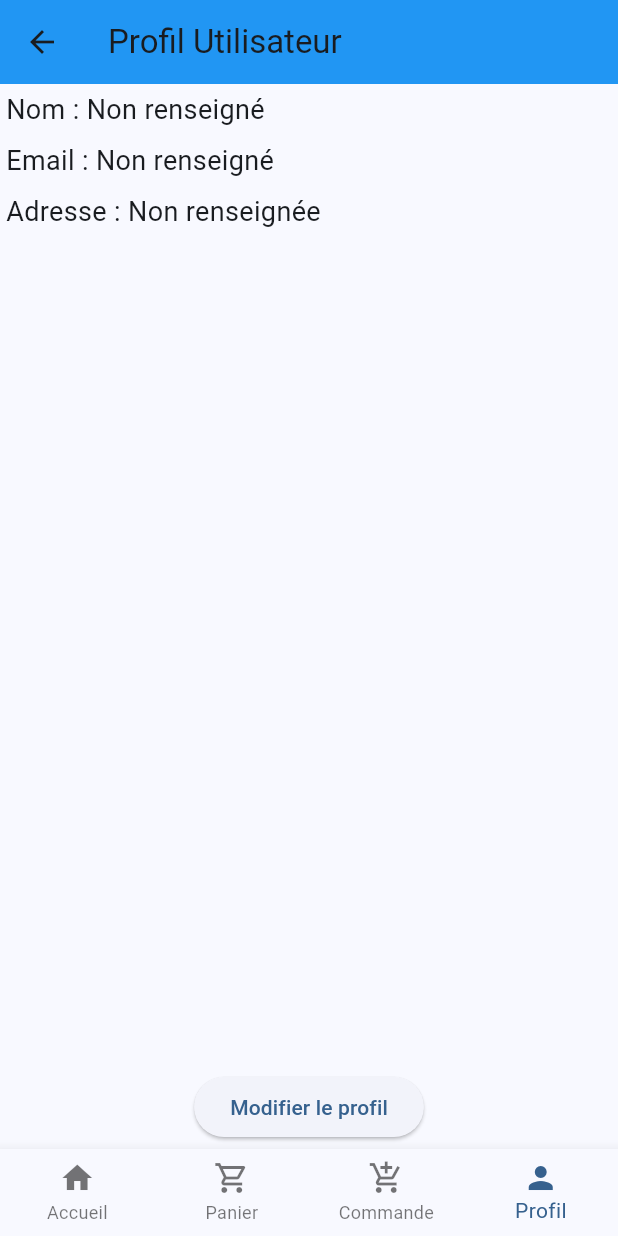
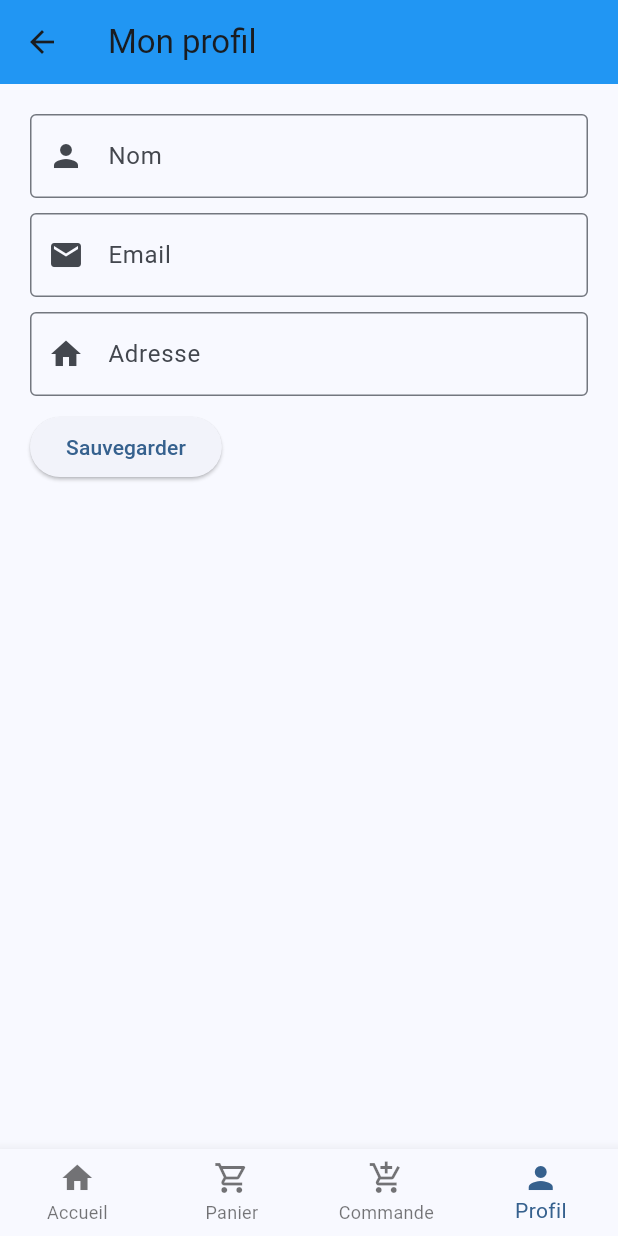
Before and after one commit to amandine18/Pizzeria, a Flutter app: the UserProfilPage screen opened by its route, on a phone screen of 412 x 824 dp. Run offline on Flutter 3.47's test engine with Material 3 defaults, Android fonts, the phone set to English and light mode, and no system bars; our stand-ins replace shared_preferences; accounts and stored records are empty.

Commit message:
update profil

```diff
--- a/lib/ui/share/profil.dart
+++ b/lib/ui/share/profil.dart
@@ -14,6 +14,7 @@ class _UserProfilPageState extends State<UserProfilPage> {
   String _email = "";
   String _address = "";
 
+  final _formKey = GlobalKey<FormState>();
   final TextEditingController _nameController = TextEditingController();
   final TextEditingController _emailController = TextEditingController();
   final TextEditingController _addressController = TextEditingController();
@@ -26,107 +27,110 @@ class _UserProfilPageState extends State<UserProfilPage> {
 
   //Charge les données utilisateur depuis localStorage
   Future<void> _loadUserData() async {
+    //SharedPreferences.setMockInitialValues({});
     SharedPreferences prefs = await SharedPreferences.getInstance();
     setState(() {
       _name = prefs.getString('name') ?? "";
       _email = prefs.getString('email') ?? "";
       _address = prefs.getString('address') ?? "";
+
+      _nameController.text = _name;
+      _emailController.text = _email;
+      _addressController.text = _address;
     });
   }
 
   //Enregistre les données utilisateur dans localStorage
   Future<void> _saveUserData() async {
+    //SharedPreferences.setMockInitialValues({});
     SharedPreferences prefs = await SharedPreferences.getInstance();
     await prefs.setString('name', _name);
     await prefs.setString('email', _email);
     await prefs.setString('address', _address);
   }
 
-  // Afficher la boîte de dialogue pour modifier les données
-  void _editUserData() {
-    _nameController.text = _name;
-    _emailController.text = _email;
-    _addressController.text = _address;
-
-    showDialog(
-      context: context,
-      builder: (context) {
-        return AlertDialog(
-          title: const Text('Modifier le profil'),
-          content: SingleChildScrollView(
+  @override
+  Widget build(BuildContext context) {
+    return Scaffold(
+      appBar: AppBar(
+        title: const Text('Mon profil'),
+      ),
+      body: Padding(
+        padding: const EdgeInsets.all(20.0),
         child: Column(
           children: [
-                TextField(
+            Form(
+              key: _formKey,
+              child: Column(
+                crossAxisAlignment: CrossAxisAlignment.start,
+                children: [
+                  TextFormField(
                     controller: _nameController,
-                  decoration: const InputDecoration(labelText: 'Nom'),
+                    decoration: InputDecoration(
+                      labelText: 'Nom',
+                      border: OutlineInputBorder(),
+                      prefixIcon: Icon(Icons.person),
                     ),
-                TextField(
+                    validator: (value) {
+                      if (value == null || value.isEmpty) {
+                        return 'Le nom ne peut pas être vide';
+                      }
+                      return null;
+                    },
+                  ),
+                  SizedBox(height: 10),
+                  TextFormField(
                     controller: _emailController,
-                  decoration: const InputDecoration(labelText: 'Email'),
+                    decoration: InputDecoration(
+                      labelText: 'Email',
+                      border: OutlineInputBorder(),
+                      prefixIcon: Icon(Icons.email),
                     ),
-                TextField(
+                    validator: (value) {
+                      if (value == null || value.isEmpty) {
+                        return 'L\'email ne peut pas être vide';
+                      }
+                      if (!RegExp(r'^[^@]+@[^@]+\.[^@]+').hasMatch(value)) {
+                        return 'Veuillez entrer un email valide';
+                      }
+                      return null;
+                    },
+                  ),
+                  SizedBox(height: 10),
+                  TextFormField(
                     controller: _addressController,
-                  decoration: const InputDecoration(labelText: 'Adresse'),
+                    decoration: InputDecoration(
+                      labelText: 'Adresse',
+                      border: OutlineInputBorder(),
+                      prefixIcon: Icon(Icons.home),
                     ),
-              ],
+                    validator: (value) {
+                      if (value == null || value.isEmpty) {
+                        return 'L\'adresse ne peut pas être vide';
+                      }
+                      return null;
+                    },
                   ),
-          ),
-          actions: [
-            TextButton(
-              onPressed: () => Navigator.of(context).pop(),
-              child: const Text('Annuler'),
-            ),
-            ElevatedButton(
+                  Padding(
+                    padding: const EdgeInsets.only(top: 10.0),
+                    child: ElevatedButton(
                       onPressed: () {
+                        if (_formKey.currentState!.validate()) {
                           setState(() {
                             _name = _nameController.text;
                             _email = _emailController.text;
                             _address = _addressController.text;
                           });
                           _saveUserData();
-                Navigator.of(context).pop();
+                        }
                       },
-              child: const Text('Sauvegarder'),
+                      child: Text('Sauvegarder'),
+                    ),
+                  )
+                ],
+              )
             ),
           ],
-        );
-      },
-    );
-  }
-
-  @override
-  Widget build(BuildContext context) {
-    return Scaffold(
-      appBar: AppBar(
-        title: const Text('Profil Utilisateur'),
-      ),
-      body: Padding(
-        padding: const EdgeInsets.all(4.0),
-        child: Column(
-          crossAxisAlignment: CrossAxisAlignment.start,
-          children: [
-            Text(
-              'Nom : ${_name.isEmpty ? "Non renseigné" : _name}',
-              style: const TextStyle(fontSize: 18),
-            ),
-            const SizedBox(height: 8),
-            Text(
-              'Email : ${_email.isEmpty ? "Non renseigné" : _email}',
-              style: const TextStyle(fontSize: 18),
-            ),
-            const SizedBox(height: 8),
-            Text(
-              'Adresse : ${_address.isEmpty ? "Non renseignée" : _address}',
-              style: const TextStyle(fontSize: 18),
-            ),
-            const Spacer(),
-            Center(
-              child: ElevatedButton(
-                onPressed: _editUserData,
-                child: const Text('Modifier le profil'),
-              ),
-            ),
-          ]
         ),
       ),
       bottomNavigationBar: const BottomNavigationBarWidget(3),
--- a/pubspec.yaml
+++ b/pubspec.yaml
@@ -33,7 +33,7 @@ dependencies:
 
   http: ^1.2.2
   provider: ^6.1.2
-  shared_preferences: ^2.3.3
+  shared_preferences: ^2.0.13
 
   intl: ^0.20.1
 
```
Lines whose indentation alone changed are shown as unchanged.
